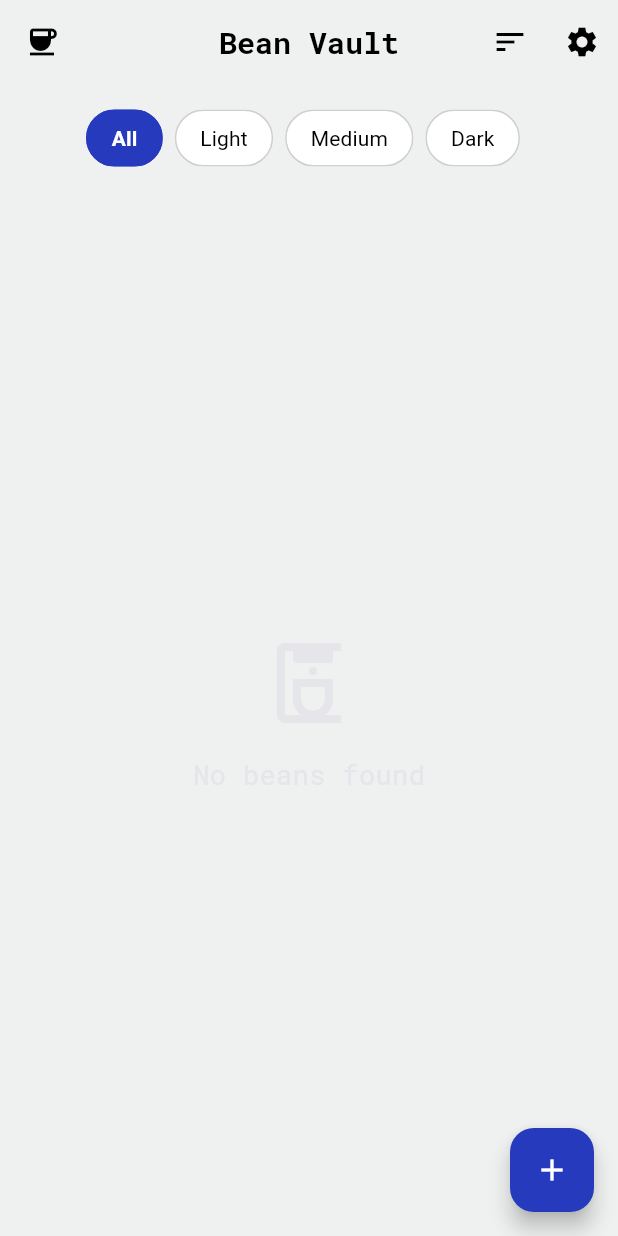
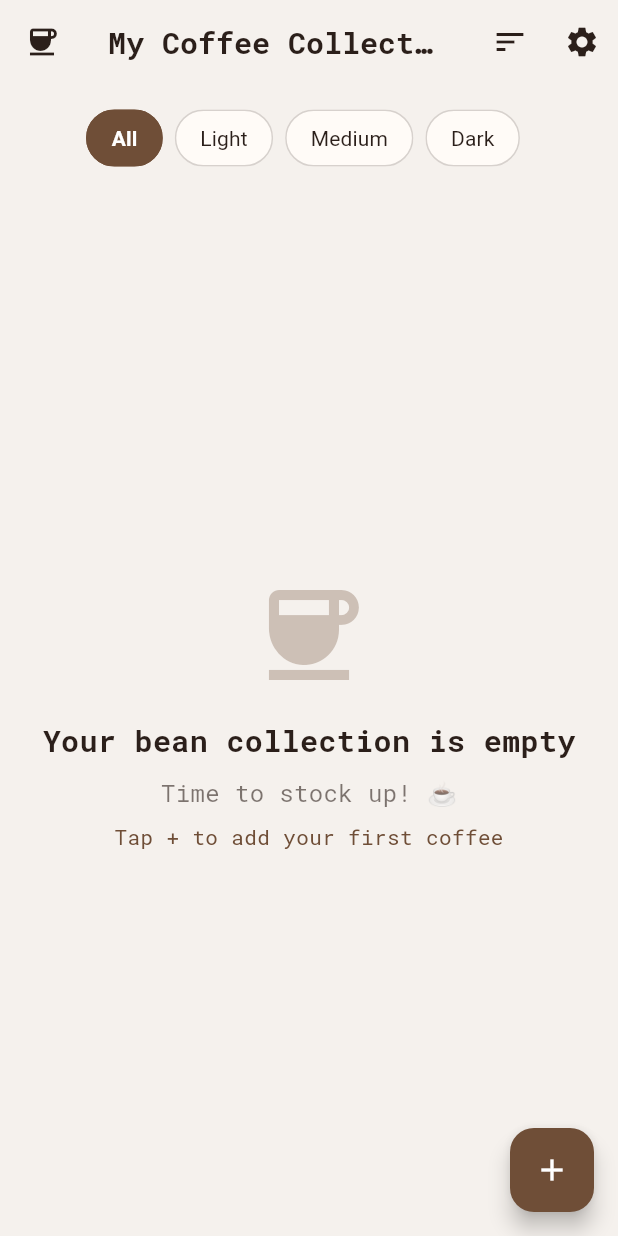
Before and after one commit to LucaGerlich/dialed_in, a Flutter app: the screen it shows after launch, after a tap on "Skip", on a phone screen of 412 x 824 dp. Run offline on Flutter 3.47's test engine with Material 3 defaults, Android fonts, the phone set to English and light mode, and no system bars; our stand-ins replace file_picker, fl_chart, screenshot, share_plus, shared_preferences; missing offline and left inert: gal, pasteboard; project files that could hold a hidden picture were left out.

Commit message:
Add warmth and personality to copy and visual design
Co-authored-by: LucaGerlich <39236248+LucaGerlich@users.noreply.github.com>

```diff
--- a/lib/main.dart
+++ b/lib/main.dart
@@ -26,31 +26,32 @@ class MyApp extends StatelessWidget {
           themeMode: provider.themeMode,
           theme: ThemeData(
             useMaterial3: true,
-            scaffoldBackgroundColor: const Color(0xFFEFF1F1), // Light Grey
+            scaffoldBackgroundColor: const Color(0xFFF5F1ED), // Warm cream background
             colorScheme: ColorScheme.fromSeed(
-              seedColor: const Color(0xFF253ABD), // Primary Blue
+              seedColor: const Color(0xFF6F4E37), // Coffee brown
               brightness: Brightness.light,
-              primary: const Color(0xFF253ABD),
-              secondary: const Color(0xFFE5E5EA), // Light Grey for elements
-              surface: const Color(0xFFFFFFFF), // White for cards
+              primary: const Color(0xFF6F4E37), // Coffee brown
+              secondary: const Color(0xFFE5DDD5), // Warm light beige
+              surface: const Color(0xFFFFFBF7), // Warm white for cards
               onPrimary: const Color(0xFFFFFFFF),
-              onSurface: const Color(0xFF000000),
+              onSurface: const Color(0xFF2B1F1A), // Dark brown text
+              tertiary: const Color(0xFFD2691E), // Warm amber accent
             ),
             textTheme: _buildTextTheme(Brightness.light),
             appBarTheme: AppBarTheme(
-              backgroundColor: const Color(0xFFEFF1F1),
-              foregroundColor: Colors.black,
+              backgroundColor: const Color(0xFFF5F1ED),
+              foregroundColor: const Color(0xFF2B1F1A),
               elevation: 0,
               centerTitle: true,
               titleTextStyle: TextStyle(
                 fontFamily: 'RobotoMono',
                 fontSize: 20,
                 fontWeight: FontWeight.bold,
-                color: Colors.black,
+                color: const Color(0xFF2B1F1A),
               ),
             ),
             floatingActionButtonTheme: const FloatingActionButtonThemeData(
-              backgroundColor: Color(0xFF253ABD),
+              backgroundColor: Color(0xFF6F4E37), // Coffee brown
               foregroundColor: Colors.white,
             ),
           ),
@@ -58,13 +59,14 @@ class MyApp extends StatelessWidget {
             useMaterial3: true,
             scaffoldBackgroundColor: const Color(0xFF000000), // Black
             colorScheme: ColorScheme.fromSeed(
-              seedColor: const Color(0xFFFF9F0A), // Technical Orange
+              seedColor: const Color(0xFFD2691E), // Warm amber (chocolate)
               brightness: Brightness.dark,
-              primary: const Color(0xFFFF9F0A),
+              primary: const Color(0xFFD2691E), // Warm amber
               secondary: const Color(0xFF3A3A3C), // Dark Grey for elements
               surface: const Color(0xFF1C1C1E), // Slightly lighter grey for cards
               onPrimary: const Color(0xFF000000),
               onSurface: const Color(0xFFFFFFFF),
+              tertiary: const Color(0xFFFF9F0A), // Keep technical orange as accent
             ),
             textTheme: _buildTextTheme(Brightness.dark),
             appBarTheme: AppBarTheme(
@@ -80,8 +82,8 @@ class MyApp extends StatelessWidget {
               ),
             ),
             floatingActionButtonTheme: const FloatingActionButtonThemeData(
-              backgroundColor: Color(0xFFFF9F0A),
-              foregroundColor: Colors.black,
+              backgroundColor: Color(0xFFD2691E), // Warm amber
+              foregroundColor: Colors.white,
             ),
           ),
           home: const AppHome(),
--- a/lib/screens/bean_list_screen.dart
+++ b/lib/screens/bean_list_screen.dart
@@ -23,7 +23,7 @@ class _BeanListScreenState extends State<BeanListScreen> {
   Widget build(BuildContext context) {
     return Scaffold(
       appBar: AppBar(
-        title: const Text('Bean Vault'),
+        title: const Text('My Coffee Collection'),
         leading: const Icon(Icons.coffee), // Aesthetic icon
         actions: [
           PopupMenuButton<String>(
@@ -125,16 +125,36 @@ class _BeanListScreenState extends State<BeanListScreen> {
                           mainAxisAlignment: MainAxisAlignment.center,
                           children: [
                             Icon(
-                              Icons.coffee_maker_outlined,
-                              size: 64,
-                              color: Theme.of(context).colorScheme.secondary,
+                              Icons.coffee,
+                              size: 80,
+                              color: Theme.of(context).colorScheme.primary.withValues(alpha: 0.3),
                             ),
                             const SizedBox(height: 16),
                             Text(
-                              'No beans found',
-                              style: TextStyle(fontFamily: 'RobotoMono',
-                                fontSize: 18,
-                                color: Theme.of(context).colorScheme.secondary,
+                              'Your bean collection is empty',
+                              style: TextStyle(
+                                fontFamily: 'RobotoMono',
+                                fontSize: 20,
+                                fontWeight: FontWeight.bold,
+                                color: Theme.of(context).colorScheme.onSurface,
+                              ),
+                            ),
+                            const SizedBox(height: 8),
+                            Text(
+                              'Time to stock up! ☕',
+                              style: TextStyle(
+                                fontFamily: 'RobotoMono',
+                                fontSize: 16,
+                                color: Theme.of(context).colorScheme.onSurface.withValues(alpha: 0.6),
+                              ),
+                            ),
+                            const SizedBox(height: 8),
+                            Text(
+                              'Tap + to add your first coffee',
+                              style: TextStyle(
+                                fontFamily: 'RobotoMono',
+                                fontSize: 14,
+                                color: Theme.of(context).colorScheme.primary,
                               ),
                             ),
                           ],
--- a/lib/screens/onboarding_screen.dart
+++ b/lib/screens/onboarding_screen.dart
@@ -28,7 +28,7 @@ class _OnboardingScreenState extends State<OnboardingScreen> {
     ),
     OnboardingPage(
       icon: Icons.inventory_2_outlined,
-      title: 'Bean Vault',
+      title: 'My Coffee Collection',
       description:
           'Store and organize your coffee bean collection with detailed information.',
       details: [
@@ -71,7 +71,7 @@ class _OnboardingScreenState extends State<OnboardingScreen> {
       description:
           'You\'re ready to start your coffee journey!',
       details: [
-        '1. Tap + on Bean Vault to add your first bean',
+        '1. Tap + on My Coffee Collection to add your first bean',
         '2. Select a bean to view details',
         '3. Tap + on bean details to log a shot',
         '4. Use the dial to set your grind size',
```
Also changed, not shown: lib/screens/add_shot_screen.dart (+11 -0 lines), lib/screens/bean_detail_screen.dart (+36 -1 lines), lib/screens/gear_settings_screen.dart (+6 -1 lines), lib/widgets/bean_card.dart (+26 -4 lines).
